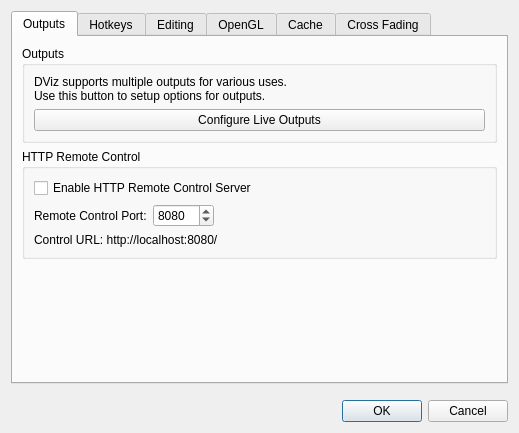
Above: src/AppSettingsDialog.ui from google-code-export/dviz before the change. Below: the same form after it.
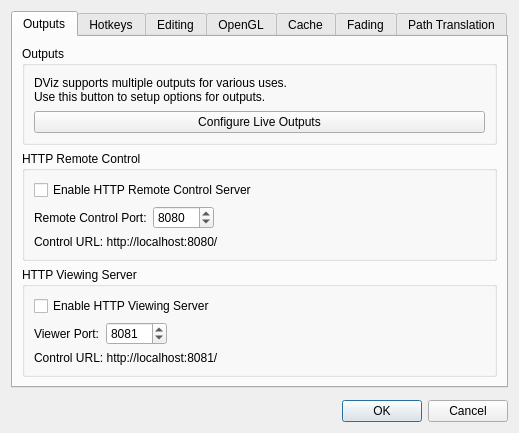
That is the form after the change. Icons and pictures are not drawn.

Commit message: Added Resource Path Translation to AppSettingsDialog. Fixed bug in livemix/CameraThread where m_fps wasn't initalized. Changed songdb/SongSlideGroup to default to 'Sans-Serif' font instead of specifically Tahoma. Other misc changes abound, I'm sure.

Patch:
```diff
--- a/src/AppSettingsDialog.ui
+++ b/src/AppSettingsDialog.ui
@@ -23,7 +23,7 @@
       <attribute name="title">
        <string>Outputs</string>
       </attribute>
-      <layout class="QVBoxLayout" name="verticalLayout_14">
+      <layout class="QVBoxLayout" name="verticalLayout_18">
        <item>
         <widget class="QGroupBox" name="groupBox_2">
          <property name="title">
@@ -117,17 +117,69 @@
         </widget>
        </item>
        <item>
-        <spacer name="verticalSpacer_2">
-         <property name="orientation">
-          <enum>Qt::Vertical</enum>
+        <widget class="QGroupBox" name="groupBox_11">
+         <property name="title">
+          <string>HTTP Viewing Server</string>
          </property>
-         <property name="sizeHint" stdset="0">
-          <size>
-           <width>20</width>
-           <height>40</height>
-          </size>
-         </property>
-        </spacer>
+         <layout class="QVBoxLayout" name="verticalLayout_14">
+          <item>
+           <widget class="QCheckBox" name="httpViewerEnabled">
+            <property name="text">
+             <string>Enable HTTP Viewing Server</string>
+            </property>
+           </widget>
+          </item>
+          <item>
+           <widget class="QWidget" name="widget_2" native="true">
+            <layout class="QHBoxLayout" name="horizontalLayout_9">
+             <property name="margin">
+              <number>0</number>
+             </property>
+             <item>
+              <widget class="QLabel" name="label_24">
+               <property name="text">
+                <string>Viewer Port:</string>
+               </property>
+              </widget>
+             </item>
+             <item>
+              <widget class="QSpinBox" name="httpViewerPort">
+               <property name="minimum">
+                <number>1025</number>
+               </property>
+               <property name="maximum">
+                <number>65536</number>
+               </property>
+               <property name="value">
+                <number>8081</number>
+               </property>
+              </widget>
+             </item>
+             <item>
+              <spacer name="horizontalSpacer_5">
+               <property name="orientation">
+                <enum>Qt::Horizontal</enum>
+               </property>
+               <property name="sizeHint" stdset="0">
+                <size>
+                 <width>40</width>
+                 <height>20</height>
+                </size>
+               </property>
+              </spacer>
+             </item>
+            </layout>
+           </widget>
+          </item>
+          <item>
+           <widget class="QLabel" name="httpViewerUrlLabel">
+            <property name="text">
+             <string>Control URL: http://localhost:8081/</string>
+            </property>
+           </widget>
+          </item>
+         </layout>
+        </widget>
        </item>
       </layout>
      </widget>
@@ -668,7 +720,7 @@
      </widget>
      <widget class="QWidget" name="tab_5">
       <attribute name="title">
-       <string>Cross Fading</string>
+       <string>Fading</string>
       </attribute>
       <layout class="QVBoxLayout" name="verticalLayout_10">
        <item>
@@ -833,6 +885,67 @@
        </item>
       </layout>
      </widget>
+     <widget class="QWidget" name="tab_7">
+      <attribute name="title">
+       <string>Path Translation</string>
+      </attribute>
+      <layout class="QVBoxLayout" name="verticalLayout_17">
+       <item>
+        <widget class="QGroupBox" name="groupBox_10">
+         <property name="title">
+          <string>Resource Path Translations</string>
+         </property>
+         <layout class="QVBoxLayout" name="verticalLayout_16">
+          <item>
+           <widget class="QTableWidget" name="resourceTranslations">
+            <column>
+             <property name="text">
+              <string>From</string>
+             </property>
+            </column>
+            <column>
+             <property name="text">
+              <string>To</string>
+             </property>
+            </column>
+           </widget>
+          </item>
+          <item>
+           <layout class="QHBoxLayout" name="horizontalLayout_8">
+            <item>
+             <widget class="QPushButton" name="resourceAddBtn">
+              <property name="text">
+               <string>Add</string>
+              </property>
+             </widget>
+            </item>
+            <item>
+             <widget class="QPushButton" name="resourceDelBtn">
+              <property name="text">
+               <string>Remove</string>
+              </property>
+             </widget>
+            </item>
+            <item>
+             <spacer name="horizontalSpacer_4">
+              <property name="orientation">
+               <enum>Qt::Horizontal</enum>
+              </property>
+              <property name="sizeHint" stdset="0">
+               <size>
+                <width>40</width>
+                <height>20</height>
+               </size>
+              </property>
+             </spacer>
+            </item>
+           </layout>
+          </item>
+         </layout>
+        </widget>
+       </item>
+      </layout>
+     </widget>
     </widget>
    </item>
    <item>
```
Left out of the diff: 78 changed lines with no effect on the pictures. The commit also changes 11 other files.
